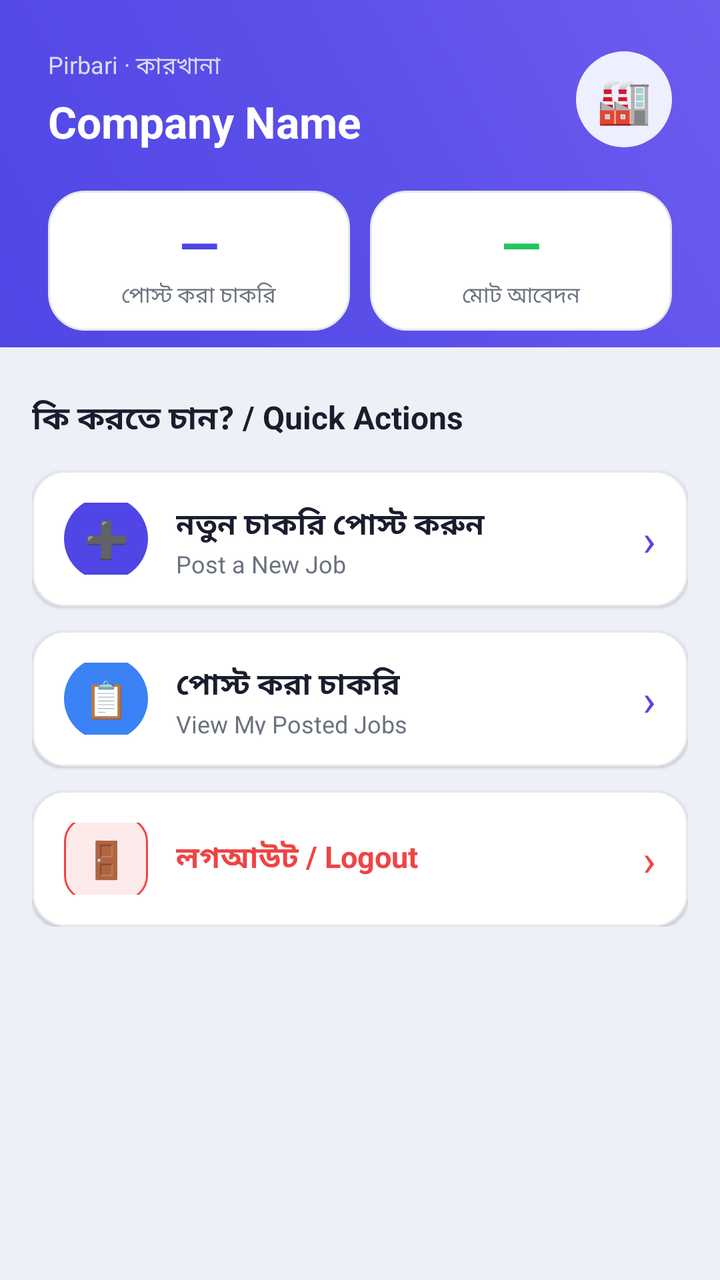
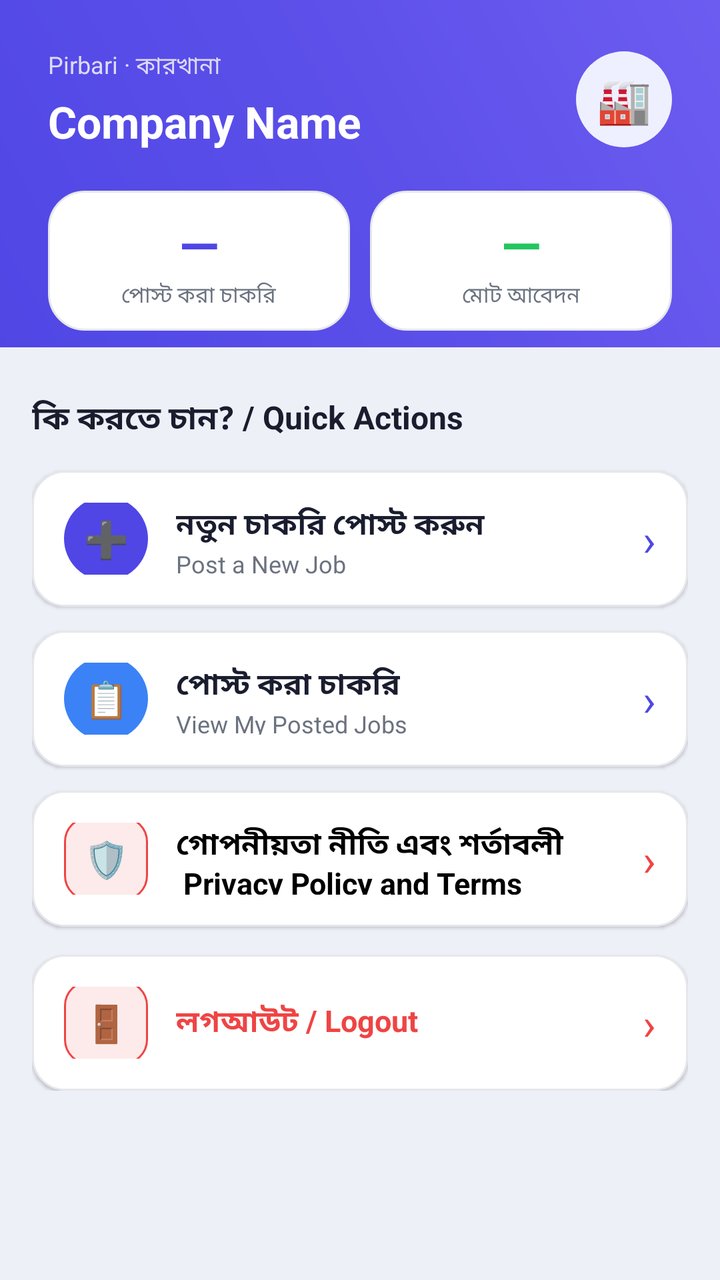

An Android layout rendered at two revisions. The XML below is the earlier revision; the diff shows what the commit changed to produce the second picture.
<!-- AndroidManifest.xml: application theme Theme.ShoeTA -->
<!-- res/layout/activity_factory_dashboard.xml -->
<?xml version="1.0" encoding="utf-8"?>
<LinearLayout xmlns:android="http://schemas.android.com/apk/res/android"
    android:layout_width="match_parent"
    android:layout_height="match_parent"
    android:orientation="vertical"
    android:background="@color/bg_page">

    <ScrollView
        android:layout_width="match_parent"
        android:layout_height="0dp"
        android:layout_weight="1"
        android:overScrollMode="never">
        <LinearLayout
            android:layout_width="match_parent"
            android:layout_height="wrap_content"
            android:orientation="vertical">

            
            <LinearLayout
                android:layout_width="match_parent"
                android:layout_height="wrap_content"
                android:orientation="vertical"
                android:background="@drawable/bg_gradient_header"
                android:padding="24dp"
                android:paddingBottom="39dp">

                <LinearLayout
                    android:layout_width="match_parent"
                    android:layout_height="wrap_content"
                    android:orientation="horizontal"
                    android:gravity="center_vertical"
                    android:layout_marginBottom="20dp">
                    <LinearLayout
                        android:layout_width="0dp"
                        android:layout_height="wrap_content"
                        android:layout_weight="1"
                        android:orientation="vertical">
                        <TextView
                            android:layout_width="wrap_content"
                            android:layout_height="wrap_content"
                            android:text="Pirbari · কারখানা"
                            android:textSize="12sp"
                            android:textColor="#DDDAF8"
                            android:layout_marginBottom="4dp"/>
                        <TextView
                            android:id="@+id/tvCompanyName"
                            android:layout_width="wrap_content"
                            android:layout_height="wrap_content"
                            android:text="Company Name"
                            android:textSize="22sp"
                            android:textStyle="bold"
                            android:textColor="#FFFFFF"/>
                    </LinearLayout>
                    <FrameLayout
                        android:id="@+id/factoryProfile"
                        android:layout_width="48dp"
                        android:layout_height="48dp">
                        <View
                            android:layout_width="48dp"
                            android:layout_height="48dp"
                            android:background="@drawable/bg_avatar"/>
                        <TextView
                            android:layout_width="match_parent"
                            android:layout_height="match_parent"
                            android:text="🏭"
                            android:textSize="22sp"
                            android:gravity="center"/>
                    </FrameLayout>
                </LinearLayout>

                
                <LinearLayout
                    android:layout_width="match_parent"
                    android:layout_height="wrap_content"
                    android:orientation="horizontal">
                    <LinearLayout
                        android:layout_width="0dp"
                        android:layout_height="70dp"
                        android:layout_weight="1"
                        android:orientation="vertical"
                        android:gravity="center"
                        android:background="@drawable/bg_stat_card" android:layout_marginEnd="10dp">
                        <TextView
                            android:id="@+id/tvMyJobCount"
                            android:layout_width="wrap_content"
                            android:layout_height="wrap_content"
                            android:text="—"
                            android:textSize="26sp"
                            android:textStyle="bold"
                            android:textColor="@color/accent_primary"/>
                        <TextView
                            android:layout_width="wrap_content"
                            android:layout_height="wrap_content"
                            android:text="পোস্ট করা চাকরি"
                            android:textSize="11sp"
                            android:textColor="@color/text_secondary"/>
                    </LinearLayout>
                    <LinearLayout
                        android:layout_width="0dp"
                        android:layout_height="70dp"
                        android:layout_weight="1"
                        android:orientation="vertical"
                        android:gravity="center"
                        android:background="@drawable/bg_stat_card">
                        <TextView
                            android:id="@+id/tvMyAppCount"
                            android:layout_width="wrap_content"
                            android:layout_height="wrap_content"
                            android:text="—"
                            android:textSize="26sp"
                            android:textStyle="bold"
                            android:textColor="@color/status_success"/>
                        <TextView
                            android:layout_width="wrap_content"
                            android:layout_height="wrap_content"
                            android:text="মোট আবেদন"
                            android:textSize="11sp"
                            android:textColor="@color/text_secondary"/>
                    </LinearLayout>
                </LinearLayout>
            </LinearLayout>

            
            <LinearLayout
                android:layout_width="match_parent"
                android:layout_height="wrap_content"
                android:orientation="vertical"
                android:background="@color/bg_page"
                android:layout_marginTop="-16dp"
                android:padding="16dp">

                <TextView
                    android:layout_width="wrap_content"
                    android:layout_height="wrap_content"
                    android:text="কি করতে চান? / Quick Actions"
                    android:textSize="16sp"
                    android:textStyle="bold"
                    android:textColor="@color/text_primary"
                    android:layout_marginBottom="14dp"
                    android:layout_marginTop="8dp"/>

                
                <LinearLayout
                    android:id="@+id/btnPostJob"
                    android:layout_width="match_parent"
                    android:layout_height="68dp"
                    android:orientation="horizontal"
                    android:gravity="center_vertical"
                    android:background="@drawable/bg_card"
                    android:padding="16dp"
                    android:layout_marginBottom="12dp"
                    android:clickable="true"
                    android:focusable="true"
                    android:elevation="1dp">
                    <FrameLayout
                        android:layout_width="42dp"
                        android:layout_height="42dp"
                        android:layout_marginEnd="14dp">
                        <View
                            android:layout_width="42dp"
                            android:layout_height="42dp"
                            android:background="@drawable/bg_circle_purple"/>
                        <TextView
                            android:layout_width="match_parent" android:layout_height="match_parent"
                            android:text="➕"
                            android:textSize="18sp"
                            android:gravity="center"/>
                    </FrameLayout>

                    <LinearLayout
                        android:layout_width="0dp"
                        android:layout_height="wrap_content"
                        android:layout_weight="1"
                        android:orientation="vertical">
                        <TextView
                            android:layout_width="wrap_content" android:layout_height="wrap_content"
                            android:text="নতুন চাকরি পোস্ট করুন" android:textSize="15sp"
                            android:textStyle="bold"
                            android:textColor="@color/text_primary"/>
                        <TextView
                            android:layout_width="wrap_content" android:layout_height="wrap_content"
                            android:text="Post a New Job"
                            android:textSize="12sp"
                            android:textColor="@color/text_secondary"/>
                    </LinearLayout>
                    <TextView
                        android:layout_width="wrap_content"
                        android:layout_height="wrap_content"
                        android:text="›"
                        android:textSize="22sp"
                        android:textColor="@color/accent_primary"/>
                </LinearLayout>

                
                <LinearLayout
                    android:id="@+id/btnMyJobs"
                    android:layout_width="match_parent"
                    android:layout_height="68dp"
                    android:orientation="horizontal"
                    android:gravity="center_vertical"
                    android:background="@drawable/bg_card"
                    android:padding="16dp"
                    android:layout_marginBottom="12dp"
                    android:clickable="true"
                    android:focusable="true"
                    android:elevation="1dp">
                    <FrameLayout
                        android:layout_width="42dp"
                        android:layout_height="42dp"
                        android:layout_marginEnd="14dp">
                        <View
                            android:layout_width="42dp"
                            android:layout_height="42dp"
                            android:background="@drawable/bg_circle_blue"/>
                        <TextView
                            android:layout_width="match_parent" android:layout_height="match_parent"
                            android:text="📋"
                            android:textSize="18sp"
                            android:gravity="center"/>
                    </FrameLayout>
                    <LinearLayout
                        android:layout_width="0dp"
                        android:layout_height="wrap_content"
                        android:layout_weight="1"
                        android:orientation="vertical">
                        <TextView
                            android:layout_width="wrap_content" android:layout_height="wrap_content"
                            android:text="পোস্ট করা চাকরি"
                            android:textSize="15sp"
                            android:textStyle="bold"
                            android:textColor="@color/text_primary"/>
                        <TextView
                            android:layout_width="wrap_content" android:layout_height="wrap_content"
                            android:text="View My Posted Jobs" android:textSize="12sp"
                            android:textColor="@color/text_secondary"/>
                    </LinearLayout>
                    <TextView
                        android:layout_width="wrap_content"
                        android:layout_height="wrap_content"
                        android:text="›"
                        android:textSize="22sp"
                        android:textColor="@color/accent_primary"/>
                </LinearLayout>


                
                <LinearLayout
                    android:id="@+id/btnLogout"
                    android:layout_width="match_parent"
                    android:layout_height="68dp"
                    android:orientation="horizontal"
                    android:gravity="center_vertical"
                    android:background="@drawable/bg_card"
                    android:padding="16dp"
                    android:clickable="true"
                    android:focusable="true"
                    android:elevation="1dp">
                    <FrameLayout
                        android:layout_width="42dp"
                        android:layout_height="42dp"
                        android:layout_marginEnd="14dp">
                        <View
                            android:layout_width="42dp"
                            android:layout_height="42dp"
                            android:background="@drawable/bg_badge_error"/>
                        <TextView
                            android:layout_width="match_parent" android:layout_height="match_parent"
                            android:text="🚪"
                            android:textSize="18sp"
                            android:gravity="center"/>
                    </FrameLayout>
                    <TextView
                        android:layout_width="0dp"
                        android:layout_height="wrap_content"
                        android:layout_weight="1"
                        android:text="লগআউট / Logout"
                        android:textSize="15sp"
                        android:textStyle="bold"
                        android:textColor="@color/status_error"/>
                    <TextView
                        android:layout_width="wrap_content"
                        android:layout_height="wrap_content"
                        android:text="›"
                        android:textSize="22sp"
                        android:textColor="@color/status_error"/>
                </LinearLayout>
            </LinearLayout>
        </LinearLayout>

    </ScrollView>
    
    <FrameLayout
        android:id="@+id/ad_view_container"
        android:layout_width="match_parent"
        android:layout_height="wrap_content"
        android:layout_centerInParent="true"
        android:layout_alignParentBottom="true" />
</LinearLayout>
<!-- resources referenced by this layout -->
<resources>
  <color name="accent_primary">#4F46E5</color>
  <color name="bg_page">#EEF0F8</color>
  <color name="status_error">#EF4444</color>
  <color name="status_success">#22C55E</color>
  <color name="text_primary">#1A1D2E</color>
  <color name="text_secondary">#6B7280</color>
  <!-- drawable bg_avatar (drawable) -->
  <?xml version="1.0" encoding="utf-8"?>
  <shape xmlns:android="http://schemas.android.com/apk/res/android"
      android:shape="oval">
      <solid android:color="@color/accent_light"/>
  </shape>
  <!-- drawable bg_badge_error (drawable) -->
  <?xml version="1.0" encoding="utf-8"?>
  <shape xmlns:android="http://schemas.android.com/apk/res/android"
      android:shape="rectangle">
      <solid android:color="#FDEAEA"/>
      <stroke android:width="1dp" android:color="@color/status_error"/>
      <corners android:radius="12dp"/>
      <padding android:left="10dp" android:top="4dp" android:right="10dp" android:bottom="4dp"/>
  </shape>
  <!-- drawable bg_card (drawable) -->
  <?xml version="1.0" encoding="utf-8"?>
  <shape xmlns:android="http://schemas.android.com/apk/res/android"
      android:shape="rectangle">
      <solid android:color="@color/bg_card"/>
      <stroke android:width="1dp" android:color="@color/divider"/>
      <corners android:radius="16dp"/>
  </shape>
  <!-- drawable bg_circle_blue (drawable) -->
  <?xml version="1.0" encoding="utf-8"?>
  <shape xmlns:android="http://schemas.android.com/apk/res/android"
      android:shape="oval">
      <solid android:color="@color/status_info"/>
  </shape>
  <!-- drawable bg_circle_purple (drawable) -->
  <?xml version="1.0" encoding="utf-8"?>
  <shape xmlns:android="http://schemas.android.com/apk/res/android"
      android:shape="oval">
      <solid android:color="@color/accent_primary"/>
  </shape>
  <!-- drawable bg_gradient_header (drawable) -->
  <?xml version="1.0" encoding="utf-8"?>
  <shape xmlns:android="http://schemas.android.com/apk/res/android"
      android:shape="rectangle">
      <gradient
          android:type="linear"
          android:angle="45"
          android:startColor="#4F46E5"
          android:centerColor="#5B4FE9"
          android:endColor="#6D5CF0"/>
  </shape>
  <!-- drawable bg_stat_card (drawable) -->
  <?xml version="1.0" encoding="utf-8"?>
  <shape xmlns:android="http://schemas.android.com/apk/res/android"
      android:shape="rectangle">
      <solid android:color="@color/bg_card"/>
      <stroke android:width="1dp" android:color="@color/divider"/>
      <corners android:radius="18dp"/>
  </shape>
  <style name="Theme.ShoeTA" parent="Base.Theme.ShoeTA" />
  <color name="accent_light">#EEF0FF</color>
  <color name="bg_card">#FFFFFF</color>
  <color name="divider">#E5E7EB</color>
  <color name="status_info">#3B82F6</color>
  <style name="Base.Theme.ShoeTA" parent="Theme.Material3.DayNight.NoActionBar">
          
          
      </style>
</resources>

<!-- the commit's change to res/layout/activity_factory_dashboard.xml (unified diff, before → after) -->
@@ -241,8 +241,49 @@
                         android:textSize="22sp"
                         android:textColor="@color/accent_primary"/>
                 </LinearLayout>
-
-
+                
+
+                <LinearLayout
+                    android:id="@+id/btnPrivacy"
+                    android:layout_width="match_parent"
+                    android:layout_height="68dp"
+                    android:orientation="horizontal"
+                    android:gravity="center_vertical"
+                    android:background="@drawable/bg_card"
+                    android:padding="16dp"
+                    android:layout_marginBottom="14sp"
+                    android:clickable="true"
+                    android:focusable="true"
+                    android:elevation="1dp">
+                    <FrameLayout
+                        android:layout_width="42dp"
+                        android:layout_height="42dp"
+                        android:layout_marginEnd="14dp">
+                        <View
+                            android:layout_width="42dp"
+                            android:layout_height="42dp"
+                            android:background="@drawable/bg_badge_error"/>
+                        <TextView
+                            android:layout_width="match_parent" android:layout_height="match_parent"
+                            android:text="🛡️"
+                            android:textSize="18sp"
+                            android:gravity="center"/>
+                    </FrameLayout>
+                    <TextView
+                        android:layout_width="0dp"
+                        android:layout_height="wrap_content"
+                        android:layout_weight="1"
+                        android:text="গোপনীয়তা নীতি এবং শর্তাবলী \n Privacy Policy and Terms"
+                        android:textSize="15sp"
+                        android:textStyle="bold"
+                        android:textColor="@color/black"/>
+                    <TextView
+                        android:layout_width="wrap_content"
+                        android:layout_height="wrap_content"
+                        android:text="›"
+                        android:textSize="22sp"
+                        android:textColor="@color/status_error"/>
+                </LinearLayout>
                 
                 <LinearLayout
                     android:id="@+id/btnLogout"
@@ -284,6 +325,7 @@
                         android:textSize="22sp"
                         android:textColor="@color/status_error"/>
                 </LinearLayout>
+
             </LinearLayout>
         </LinearLayout>
 
<!-- resource entries referenced after the edit -->
@@ -2,6 +2,7 @@
 <resources>
   <color name="accent_primary">#4F46E5</color>
   <color name="bg_page">#EEF0F8</color>
+  <color name="black">#FF000000</color>
   <color name="status_error">#EF4444</color>
   <color name="status_success">#22C55E</color>
   <color name="text_primary">#1A1D2E</color>
